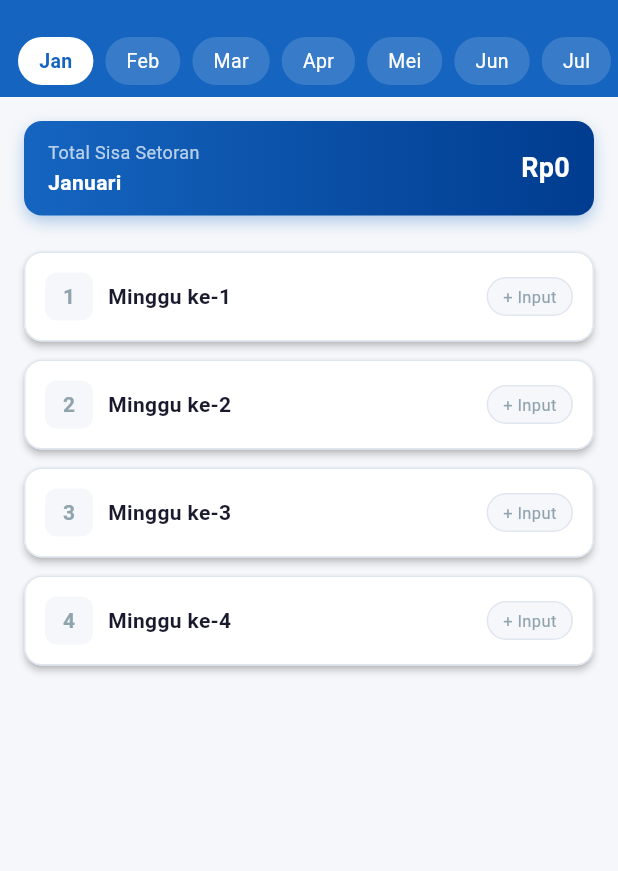
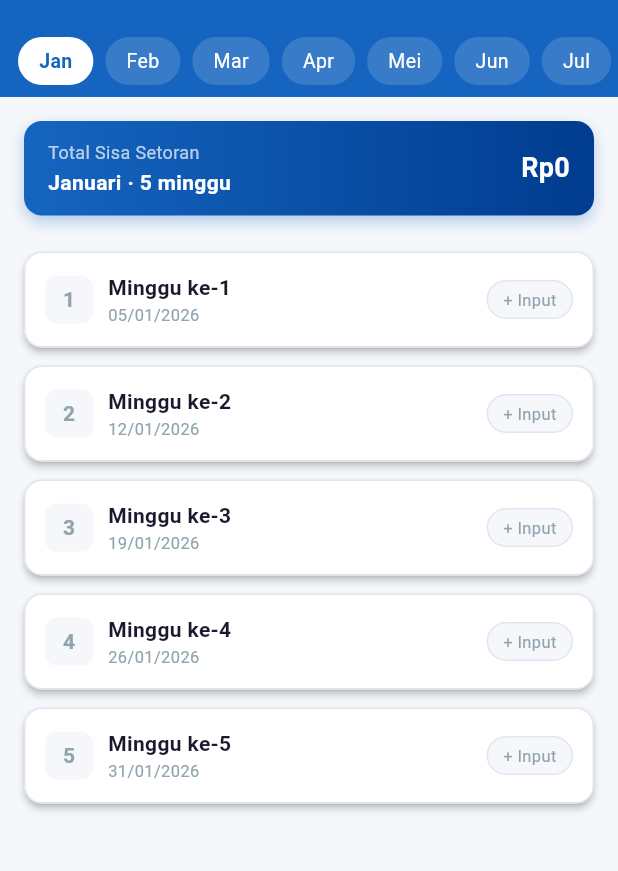
Before and after one commit to redovarin09/setoran_mobil, a Flutter app: the SetoranScreen screen opened directly, after a tap on "Jan", on a phone screen of 412 x 824 dp, the part 59-930 px from its top. Run offline on Flutter 3.47's test engine with Material 3 defaults, Android fonts, the phone set to English and light mode, and no system bars; our stand-ins replace share_plus, sqflite; accounts and stored records are empty.

Commit message:
fix: datepicker, minggu dinamis, tanggal akurat, hapus package mubazir

```diff
--- /dev/null
+++ b/lib/core/utils/week_helper.dart
@@ -0,0 +1,48 @@
+class WeekHelper {
+  /// Hitung jumlah minggu aktif dalam satu bulan
+  static int jumlahMinggu(int bulan, int tahun) {
+    final firstDay = DateTime(tahun, bulan, 1);
+    final lastDay  = DateTime(tahun, bulan + 1, 0);
+    return ((lastDay.day + firstDay.weekday - 1) / 7).ceil();
+  }
+
+  /// Hitung tanggal default untuk minggu ke-N
+  /// Mengambil hari Senin pertama bulan itu sebagai acuan
+  static DateTime tanggalMinggu(int mingguKe, int bulan, int tahun) {
+    final firstDay = DateTime(tahun, bulan, 1);
+
+    // Cari Senin pertama di bulan ini
+    // weekday: 1=Sen, 2=Sel, ..., 7=Ming
+    final daysToMonday = firstDay.weekday == 1
+        ? 0
+        : (8 - firstDay.weekday) % 7;
+
+    final firstMonday = firstDay.add(Duration(days: daysToMonday));
+
+    // Minggu ke-N dimulai dari Senin ke-(N-1) setelah Senin pertama
+    final weekDate = firstMonday.add(Duration(days: (mingguKe - 1) * 7));
+
+    // Pastikan masih dalam bulan yang sama
+    if (weekDate.month != bulan) {
+      return DateTime(tahun, bulan + 1, 0); // hari terakhir bulan
+    }
+    return weekDate;
+  }
+
+  /// Format tanggal ke DD/MM/YYYY
+  static String format(DateTime dt) =>
+      '${dt.day.toString().padLeft(2, '0')}/'
+      '${dt.month.toString().padLeft(2, '0')}/'
+      '${dt.year}';
+
+  /// Parse DD/MM/YYYY ke DateTime
+  static DateTime parse(String s) {
+    final parts = s.split('/');
+    if (parts.length != 3) return DateTime.now();
+    return DateTime(
+      int.parse(parts[2]),
+      int.parse(parts[1]),
+      int.parse(parts[0]),
+    );
+  }
+}
--- a/lib/screens/setoran/setoran_screen.dart
+++ b/lib/screens/setoran/setoran_screen.dart
@@ -3,6 +3,7 @@ import '../../core/constants/app_colors.dart';
 import '../../core/constants/app_strings.dart';
 import '../../core/database/db_helper.dart';
 import '../../core/utils/currency_formatter.dart';
+import '../../core/utils/week_helper.dart';
 import '../../models/setoran_model.dart';
 import '../../widgets/status_badge.dart';
 import '../../widgets/info_row.dart';
@@ -18,11 +19,14 @@ class SetoranScreen extends StatefulWidget {
 class _SetoranScreenState extends State<SetoranScreen> {
   final _db = DbHelper();
 
-  int _bulanDipilih = DateTime.now().month;
-  int _tahun        = DateTime.now().year;
+  int _bulan  = DateTime.now().month;
+  int _tahun  = DateTime.now().year;
   List<SetoranModel> _data = [];
-  int _totalSisa    = 0;
-  bool _loading     = true;
+  int _totalSisa = 0;
+  bool _loading  = true;
+
+  // Jumlah minggu DINAMIS sesuai bulan
+  int get _jumlahMinggu => WeekHelper.jumlahMinggu(_bulan, _tahun);
 
   @override
   void initState() {
@@ -32,8 +36,8 @@ class _SetoranScreenState extends State<SetoranScreen> {
 
   Future<void> _load() async {
     setState(() => _loading = true);
-    final data  = await _db.getSetoranByBulan(_bulanDipilih, _tahun);
-    final total = await _db.getTotalSisaByBulan(_bulanDipilih, _tahun);
+    final data  = await _db.getSetoranByBulan(_bulan, _tahun);
+    final total = await _db.getTotalSisaByBulan(_bulan, _tahun);
     setState(() {
       _data      = data;
       _totalSisa = total;
@@ -56,7 +60,7 @@ class _SetoranScreenState extends State<SetoranScreen> {
       backgroundColor: Colors.transparent,
       builder: (_) => InputSetoranSheet(
         mingguKe: mingguKe,
-        bulan:    _bulanDipilih,
+        bulan:    _bulan,
         tahun:    _tahun,
         existing: _getByMinggu(mingguKe),
         onSaved:  _load,
@@ -72,38 +76,35 @@ class _SetoranScreenState extends State<SetoranScreen> {
         backgroundColor: AppColors.primary,
         title: const Text('Setoran'),
         actions: [
-          // Pilih Tahun
           TextButton(
             onPressed: _pilihTahun,
-            child: Text(
-              '$_tahun',
+            child: Text('$_tahun',
                 style: const TextStyle(
                     color: Colors.white,
                     fontWeight: FontWeight.bold,
-                fontSize: 16,
-              ),
-            ),
+                    fontSize: 16)),
           ),
         ],
       ),
       body: Column(
         children: [
-          // Pilih Bulan (horizontal scroll)
           _buildBulanSelector(),
-
-          // Summary bar
           _buildSummaryBar(),
-
-          // Week Cards
           Expanded(
             child: _loading
-                ? const Center(
-                    child: CircularProgressIndicator(
+                ? const Center(child: CircularProgressIndicator(
                     color: AppColors.primary))
-                : ListView.builder(
-                    padding: const EdgeInsets.fromLTRB(16, 8, 16, 16),
-                    itemCount: 4,
-                    itemBuilder: (_, i) => _buildWeekCard(i + 1),
+                : RefreshIndicator(
+                    onRefresh: _load,
+                    color: AppColors.primary,
+                    child: ListView.builder(
+                      padding:
+                          const EdgeInsets.fromLTRB(16, 8, 16, 16),
+                      // DINAMIS: 4 atau 5 minggu
+                      itemCount: _jumlahMinggu,
+                      itemBuilder: (_, i) =>
+                          _buildWeekCard(i + 1),
+                    ),
                   ),
           ),
         ],
@@ -117,23 +118,25 @@ class _SetoranScreenState extends State<SetoranScreen> {
       height: 48,
       child: ListView.builder(
         scrollDirection: Axis.horizontal,
-        padding: const EdgeInsets.symmetric(horizontal: 12, vertical: 8),
+        padding:
+            const EdgeInsets.symmetric(horizontal: 12, vertical: 8),
         itemCount: 12,
         itemBuilder: (_, i) {
           final bulan   = i + 1;
-          final dipilih = bulan == _bulanDipilih;
+          final dipilih = bulan == _bulan;
           return GestureDetector(
             onTap: () {
-              setState(() => _bulanDipilih = bulan);
+              setState(() => _bulan = bulan);
               _load();
             },
             child: Container(
               margin: const EdgeInsets.only(right: 8),
-              padding: const EdgeInsets.symmetric(horizontal: 14),
+              padding:
+                  const EdgeInsets.symmetric(horizontal: 14),
               decoration: BoxDecoration(
                 color: dipilih
                     ? Colors.white
-                    : Colors.white.withOpacity(0.15),
+                    : Colors.white.withValues(alpha: 0.15),
                 borderRadius: BorderRadius.circular(20),
               ),
               alignment: Alignment.center,
@@ -159,7 +162,8 @@ class _SetoranScreenState extends State<SetoranScreen> {
   Widget _buildSummaryBar() {
     return Container(
       margin: const EdgeInsets.all(16),
-      padding: const EdgeInsets.symmetric(horizontal: 16, vertical: 12),
+      padding: const EdgeInsets.symmetric(
+          horizontal: 16, vertical: 12),
       decoration: BoxDecoration(
         gradient: const LinearGradient(
           colors: [AppColors.primary, AppColors.primaryDark],
@@ -169,7 +173,7 @@ class _SetoranScreenState extends State<SetoranScreen> {
         borderRadius: BorderRadius.circular(12),
         boxShadow: [
           BoxShadow(
-            color: AppColors.primary.withOpacity(0.3),
+            color: AppColors.primary.withValues(alpha: 0.3),
             blurRadius: 8,
             offset: const Offset(0, 4),
           ),
@@ -181,18 +185,17 @@ class _SetoranScreenState extends State<SetoranScreen> {
           Column(
             crossAxisAlignment: CrossAxisAlignment.start,
             children: [
-              const Text(
-                'Total Sisa Setoran',
-                style: TextStyle(color: Colors.white70, fontSize: 12),
-              ),
+              const Text('Total Sisa Setoran',
+                  style: TextStyle(
+                      color: Colors.white70, fontSize: 12)),
               const SizedBox(height: 2),
               Text(
-                AppStrings.bulan[_bulanDipilih - 1],
+                '${AppStrings.bulan[_bulan - 1]} · '
+                '$_jumlahMinggu minggu',
                 style: const TextStyle(
                     color: Colors.white,
                     fontSize: 14,
-                  fontWeight: FontWeight.bold,
-                ),
+                    fontWeight: FontWeight.bold),
               ),
             ],
           ),
@@ -215,6 +218,11 @@ class _SetoranScreenState extends State<SetoranScreen> {
     final data    = _getByMinggu(minggu);
     final isEmpty = data == null;
 
+    // Tanggal default pakai WeekHelper
+    final tglDefault = WeekHelper.tanggalMinggu(
+        minggu, _bulan, _tahun);
+    final tglStr = WeekHelper.format(tglDefault);
+
     return Card(
       margin: const EdgeInsets.only(bottom: 12),
       shape: RoundedRectangleBorder(
@@ -223,8 +231,8 @@ class _SetoranScreenState extends State<SetoranScreen> {
           color: isEmpty
               ? AppColors.divider
               : data.isLunas
-                  ? AppColors.success.withOpacity(0.3)
-                  : AppColors.danger.withOpacity(0.3),
+                  ? AppColors.success.withValues(alpha: 0.3)
+                  : AppColors.danger.withValues(alpha: 0.3),
           width: 1,
         ),
       ),
@@ -235,48 +243,46 @@ class _SetoranScreenState extends State<SetoranScreen> {
           padding: const EdgeInsets.all(14),
           child: Column(
             children: [
-              // Header card
               Row(
-                mainAxisAlignment: MainAxisAlignment.spaceBetween,
+                mainAxisAlignment:
+                    MainAxisAlignment.spaceBetween,
                 children: [
                   Row(
                     children: [
                       Container(
-                        width: 32,
-                        height: 32,
+                        width: 32, height: 32,
                         decoration: BoxDecoration(
                           color: isEmpty
                               ? AppColors.background
-                              : AppColors.primary.withOpacity(0.1),
+                              : AppColors.primary
+                                  .withValues(alpha: 0.1),
                           borderRadius: BorderRadius.circular(8),
                         ),
                         child: Center(
-                          child: Text(
-                            '$minggu',
+                          child: Text('$minggu',
                               style: TextStyle(
                                 fontWeight: FontWeight.bold,
                                 color: isEmpty
                                     ? AppColors.textLight
                                     : AppColors.primary,
-                            ),
-                          ),
+                              )),
                         ),
                       ),
                       const SizedBox(width: 10),
                       Column(
-                        crossAxisAlignment: CrossAxisAlignment.start,
+                        crossAxisAlignment:
+                            CrossAxisAlignment.start,
                         children: [
-                          Text(
-                            'Minggu ke-$minggu',
+                          Text('Minggu ke-$minggu',
                               style: const TextStyle(
                                 fontWeight: FontWeight.bold,
                                 fontSize: 14,
                                 color: AppColors.textDark,
-                            ),
-                          ),
-                          if (!isEmpty)
+                              )),
                           Text(
-                              data.tanggal,
+                            isEmpty
+                                ? tglStr
+                                : data.tanggal,
                             style: const TextStyle(
                               fontSize: 11,
                               color: AppColors.textLight,
@@ -295,20 +301,18 @@ class _SetoranScreenState extends State<SetoranScreen> {
                       decoration: BoxDecoration(
                         color: AppColors.background,
                         borderRadius: BorderRadius.circular(20),
-                        border: Border.all(color: AppColors.divider),
+                        border:
+                            Border.all(color: AppColors.divider),
                       ),
-                      child: const Text(
-                        '+ Input',
+                      child: const Text('+ Input',
                           style: TextStyle(
                             fontSize: 11,
                             color: AppColors.textLight,
-                        ),
-                      ),
+                          )),
                     ),
                 ],
               ),
 
-              // Detail (jika ada data)
               if (!isEmpty) ...[
                 const Divider(height: 16),
                 InfoRow(
@@ -318,12 +322,14 @@ class _SetoranScreenState extends State<SetoranScreen> {
                 if (data.potongan > 0)
                   InfoRow(
                     label: 'Potongan',
-                    value: '- ${CurrencyFormatter.format(data.potongan)}',
+                    value:
+                        '- ${CurrencyFormatter.format(data.potongan)}',
                     valueColor: AppColors.warning,
                   ),
                 InfoRow(
                   label: 'Dibayarkan',
-                  value: CurrencyFormatter.format(data.dibayarkan),
+                  value:
+                      CurrencyFormatter.format(data.dibayarkan),
                 ),
                 const Divider(height: 12),
                 InfoRow(
@@ -342,14 +348,12 @@ class _SetoranScreenState extends State<SetoranScreen> {
                           size: 12, color: AppColors.textLight),
                       const SizedBox(width: 4),
                       Expanded(
-                        child: Text(
-                          data.catatan,
+                        child: Text(data.catatan,
                             style: const TextStyle(
                               fontSize: 11,
                               color: AppColors.textLight,
                               fontStyle: FontStyle.italic,
-                          ),
-                        ),
+                            )),
                       ),
                     ],
                   ),
@@ -370,8 +374,7 @@ class _SetoranScreenState extends State<SetoranScreen> {
         children: [2024, 2025, 2026, 2027].map((y) {
           return SimpleDialogOption(
             onPressed: () => Navigator.pop(context, y),
-            child: Text(
-              '$y',
+            child: Text('$y',
                 style: TextStyle(
                   fontWeight: y == _tahun
                       ? FontWeight.bold
@@ -379,8 +382,7 @@ class _SetoranScreenState extends State<SetoranScreen> {
                   color: y == _tahun
                       ? AppColors.primary
                       : AppColors.textDark,
-              ),
-            ),
+                )),
           );
         }).toList(),
       ),
--- a/pubspec.yaml
+++ b/pubspec.yaml
@@ -1,7 +1,7 @@
 name: setoran_mobil
 description: Aplikasi manajemen setoran dan perbaikan kendaraan
 publish_to: 'none'
-version: 1.0.0+1
+version: 1.0.1+2
 
 environment:
   sdk: '>=3.3.0 <4.0.0'
@@ -12,10 +12,8 @@ dependencies:
   sqflite: ^2.3.3+1
   path: ^1.9.0
   intl: ^0.19.0
-  fl_chart: ^0.68.0
   path_provider: ^2.1.3
   share_plus: ^9.0.0
-  excel: ^4.0.6
   cupertino_icons: ^1.0.6
 
 dev_dependencies:
```
Also changed, not shown: lib/screens/perbaikan/input_perbaikan_sheet.dart (+10 -13 lines), lib/screens/setoran/input_setoran_sheet.dart (+58 -92 lines), lib/widgets/date_picker_field.dart (added, +109 -0 lines). Lines whose indentation alone changed are shown as unchanged.
